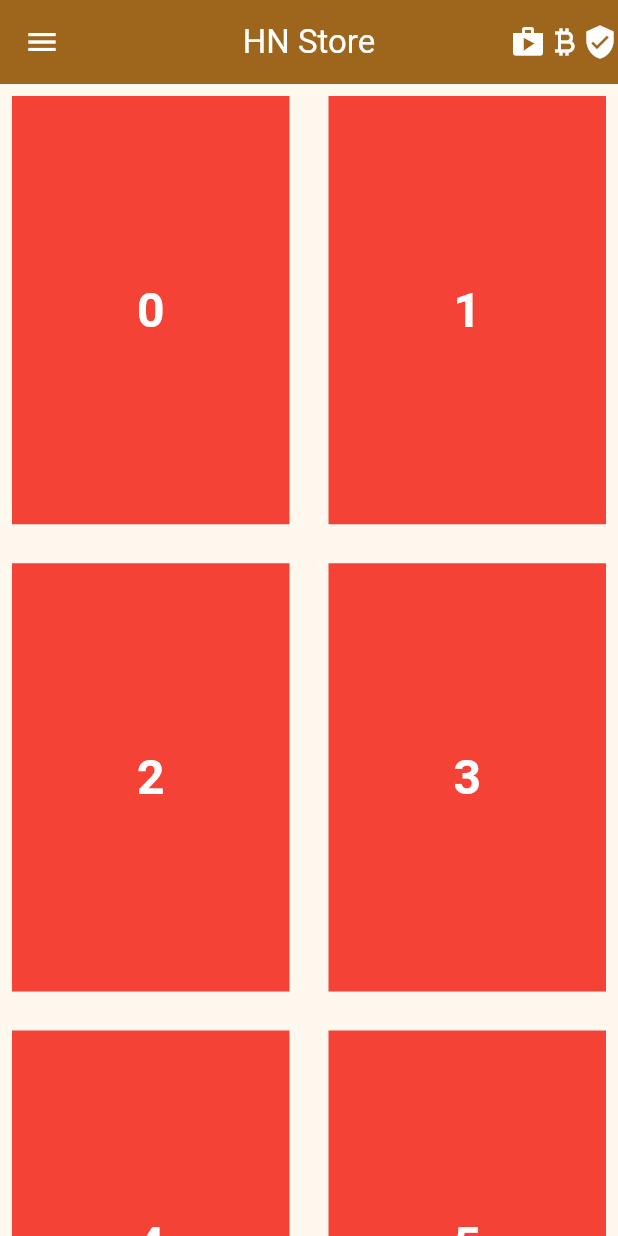
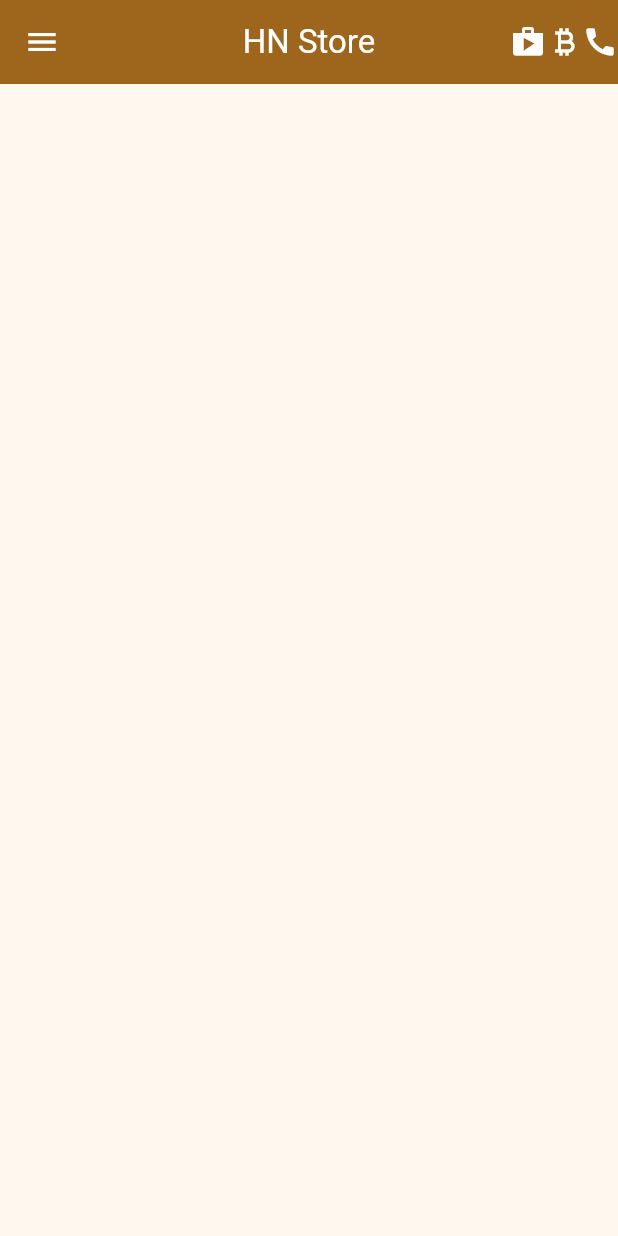
Before and after one commit to harisnaseer24/2301b2-flutter, a Flutter app: the screen it shows after launch, on a phone screen of 412 x 824 dp. Run offline on Flutter 3.47's test engine with Material 3 defaults, Android fonts, the phone set to English and light mode, and no system bars; key blocks and very long unbroken strings in the code were emptied for the run.

```diff
--- a/lib/home.dart
+++ b/lib/home.dart
@@ -1,4 +1,5 @@
 import 'package:flutter/material.dart';
+import 'package:intro/contact.dart';
 import 'package:intro/second.dart';
 import 'package:intro/test.dart';
 
@@ -39,12 +40,19 @@ appBar: AppBar(
       )
 
 
-        ,Icon(Icons.verified_user),
+        ,GestureDetector(
+        child:
+        Icon(Icons.call),
+         onTap: (){
+
+            Navigator.push(context, MaterialPageRoute(builder: (context)=>ContactUs()));
+          },
+      )
     ],
 ),
-body:
- Center(
-child:
+// body:
+//  Center(
+// child:
 //1-1-2025 start
 // ListView.builder(itemBuilder: (context,index){
 //   return Padding(
@@ -70,35 +78,71 @@ child:
 // },itemCount: 10,)
 
 // Grid View builder
-GridView.builder(
-  gridDelegate: SliverGridDelegateWithFixedCrossAxisCount(
-    crossAxisCount: 2,
-    crossAxisSpacing: 10,
-    mainAxisSpacing: 10,
-    childAspectRatio: 2/3,
-  ),
-  itemBuilder: (context,index){
-    return Padding(
-      padding: const EdgeInsets.all(8.0),
-      child: Container(
-        // height: 200,
-        // width: 200,
-        color: Colors.red,
-        child: Center(
-          child: Text("$index",
-          style: TextStyle(
-            color: Colors.white,
-            fontSize: 32,
-            fontWeight: FontWeight.bold
-          ),
-          ),
+// GridView.builder(
+//   gridDelegate: SliverGridDelegateWithFixedCrossAxisCount(
+//     crossAxisCount: 2,
+//     crossAxisSpacing: 10,
+//     mainAxisSpacing: 10,
+//     childAspectRatio: 2/3,
+//   ),
+//   itemBuilder: (context,index){
+//     return Padding(
+//       padding: const EdgeInsets.all(8.0),
+//       child: Container(
+//         // height: 200,
+//         // width: 200,
+//         color: Colors.red,
+//         child: Center(
+//           child: Text("$index",
+//           style: TextStyle(
+//             color: Colors.white,
+//             fontSize: 32,
+//             fontWeight: FontWeight.bold
+//           ),
+//           ),
 
-        ),
-      ),
-    );
-  },
-  itemCount: 10,
-)
+//         ),
+//       ),
+//     );
+//   },
+//   itemCount: 10,
+// )
+
+// // task:
+//  ListView.builder(itemBuilder: (context,index){
+//   return Padding(
+//     padding: const EdgeInsets.all(8.0),
+//     child:
+// Container(
+//       // height: 200,
+//       // width: 200,
+//       color: Colors.red,
+//       child: Center(
+//         child: GridView.builder(gridDelegate:
+//        SliverGridDelegateWithFixedCrossAxisCount(crossAxisCount:
+//        2,crossAxisSpacing: 10,mainAxisSpacing: 10,childAspectRatio: 2/3)
+//         , itemBuilder: (context,index){
+//           return Container(
+//             color: Colors.green,
+//             child: Center(
+//               child: Text("$index",
+//               style: TextStyle(
+//                 color: Colors.white,
+//                 fontSize: 32,
+//                 fontWeight: FontWeight.bold
+//               ),
+//               ),
+//             ),
+//           );
+//         })
+
+//       ),
+//     ),
+//   );
+
+// },itemCount: 10,)
+
+
 //1-1-2025 end
 
 
@@ -271,7 +315,7 @@ GridView.builder(
 // 30-12-2024 end
 
 
- )
+//  )
 //  Padding(
 //   padding: const EdgeInsets.only(
 //     top: 20,
```
Also changed, not shown: lib/contact.dart (added, +97 -0 lines).
